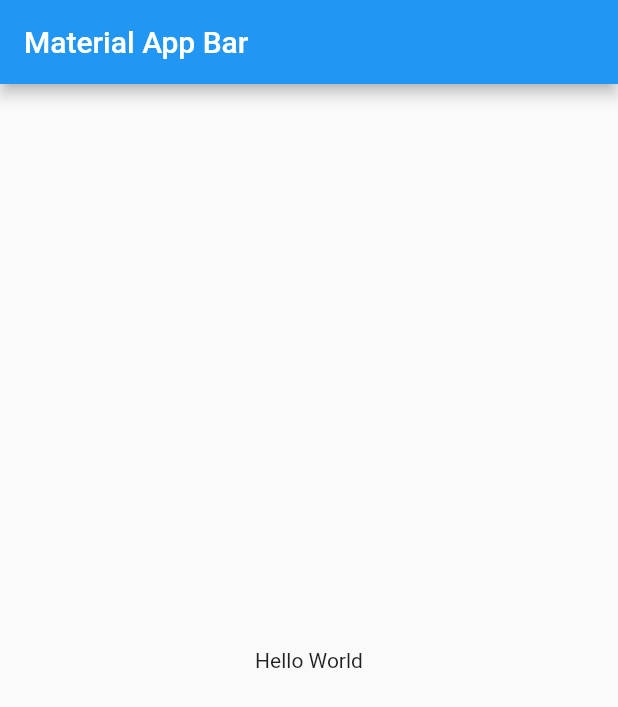
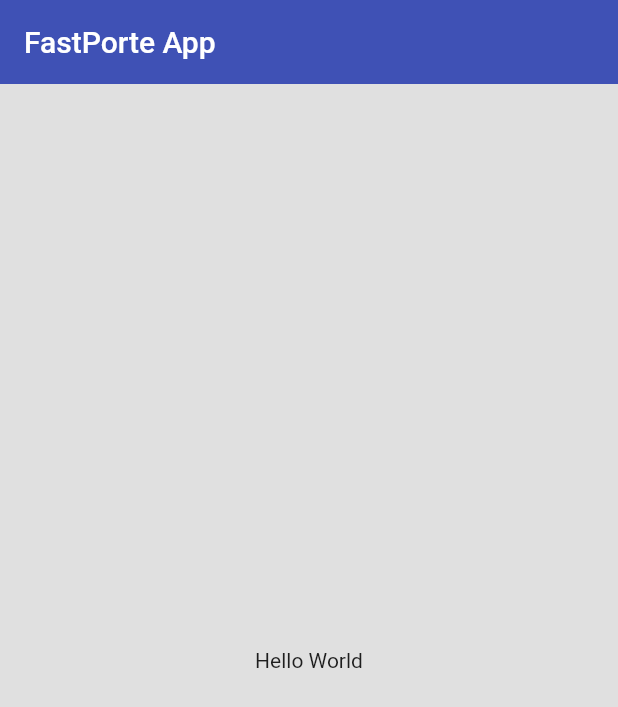
Before and after one commit to FrancoEVP10/fastporte-app, a Flutter app: the screen it shows after launch, on a phone screen of 412 x 824 dp. Shown: the top 707 px of the screen. Run offline on Flutter 3.47's test engine with Material 2 defaults, Android fonts, the phone set to English and light mode, and no system bars.

Commit message:
feat(auth): app configuration

```diff
--- a/lib/main.dart
+++ b/lib/main.dart
@@ -8,15 +8,27 @@ class MyApp extends StatelessWidget {
   @override
   Widget build(BuildContext context) {
     return MaterialApp(
-      title: 'Material App',
+      debugShowCheckedModeBanner: false,
+      title: 'FastPorte',
       home: Scaffold(
         appBar: AppBar(
-          title: const Text('Material App Bar'),
+          title: const Text('FastPorte App'),
         ),
         body: const Center(
           child: Text('Hello World'),
         ),
       ),
+      theme: ThemeData.light().copyWith(
+        scaffoldBackgroundColor: Colors.grey[300],
+        appBarTheme: AppBarTheme(
+          elevation: 0,
+          color: Colors.indigo
+        ),
+        floatingActionButtonTheme: FloatingActionButtonThemeData(
+          backgroundColor: Colors.indigo,
+          elevation: 0
+        )
+      ),
     );
   }
 }
```
